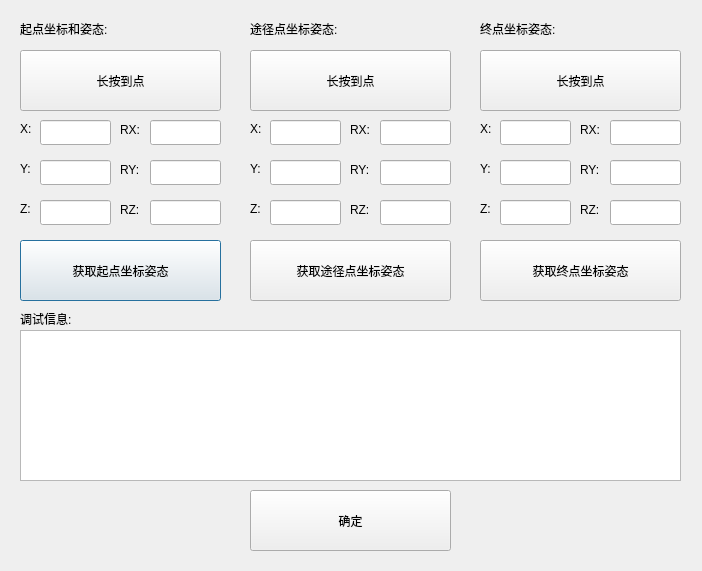
The window that setmovecdlg.ui (qubo188612/qtwelding) describes before a commit, drawn with Qt 5.
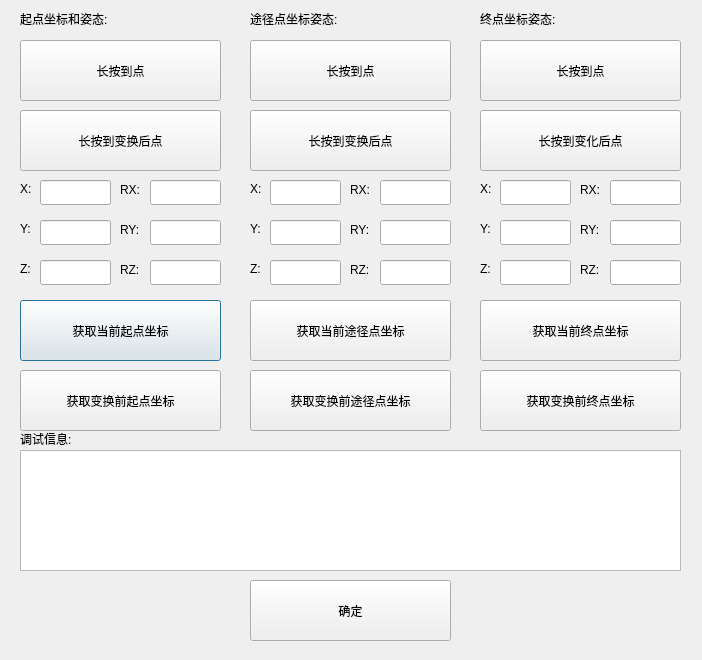
The same window after the commit.

Diff of the .ui file:
```diff
--- a/setmovecdlg.ui
+++ b/setmovecdlg.ui
@@ -7,7 +7,7 @@
     <x>0</x>
     <y>0</y>
     <width>702</width>
-    <height>571</height>
+    <height>660</height>
    </rect>
   </property>
   <property name="windowTitle">
@@ -17,7 +17,7 @@
    <property name="geometry">
     <rect>
      <x>480</x>
-     <y>20</y>
+     <y>10</y>
      <width>111</width>
      <height>17</height>
     </rect>
@@ -30,7 +30,7 @@
    <property name="geometry">
     <rect>
      <x>500</x>
-     <y>160</y>
+     <y>220</y>
      <width>71</width>
      <height>25</height>
     </rect>
@@ -40,7 +40,7 @@
    <property name="geometry">
     <rect>
      <x>480</x>
-     <y>160</y>
+     <y>220</y>
      <width>16</width>
      <height>17</height>
     </rect>
@@ -53,7 +53,7 @@
    <property name="geometry">
     <rect>
      <x>610</x>
-     <y>160</y>
+     <y>220</y>
      <width>71</width>
      <height>25</height>
     </rect>
@@ -63,7 +63,7 @@
    <property name="geometry">
     <rect>
      <x>350</x>
-     <y>200</y>
+     <y>260</y>
      <width>31</width>
      <height>20</height>
     </rect>
@@ -76,7 +76,7 @@
    <property name="geometry">
     <rect>
      <x>250</x>
-     <y>200</y>
+     <y>260</y>
      <width>16</width>
      <height>17</height>
     </rect>
@@ -89,7 +89,7 @@
    <property name="geometry">
     <rect>
      <x>500</x>
-     <y>200</y>
+     <y>260</y>
      <width>71</width>
      <height>25</height>
     </rect>
@@ -99,7 +99,7 @@
    <property name="geometry">
     <rect>
      <x>150</x>
-     <y>200</y>
+     <y>260</y>
      <width>71</width>
      <height>25</height>
     </rect>
@@ -109,7 +109,7 @@
    <property name="geometry">
     <rect>
      <x>250</x>
-     <y>160</y>
+     <y>220</y>
      <width>16</width>
      <height>17</height>
     </rect>
@@ -122,7 +122,7 @@
    <property name="geometry">
     <rect>
      <x>350</x>
-     <y>160</y>
+     <y>220</y>
      <width>31</width>
      <height>20</height>
     </rect>
@@ -135,7 +135,7 @@
    <property name="geometry">
     <rect>
      <x>380</x>
-     <y>160</y>
+     <y>220</y>
      <width>71</width>
      <height>25</height>
     </rect>
@@ -145,7 +145,7 @@
    <property name="geometry">
     <rect>
      <x>20</x>
-     <y>120</y>
+     <y>180</y>
      <width>16</width>
      <height>17</height>
     </rect>
@@ -158,7 +158,7 @@
    <property name="geometry">
     <rect>
      <x>20</x>
-     <y>200</y>
+     <y>260</y>
      <width>16</width>
      <height>17</height>
     </rect>
@@ -171,7 +171,7 @@
    <property name="geometry">
     <rect>
      <x>40</x>
-     <y>200</y>
+     <y>260</y>
      <width>71</width>
      <height>25</height>
     </rect>
@@ -181,7 +181,7 @@
    <property name="geometry">
     <rect>
      <x>120</x>
-     <y>160</y>
+     <y>220</y>
      <width>31</width>
      <height>20</height>
     </rect>
@@ -194,7 +194,7 @@
    <property name="geometry">
     <rect>
      <x>120</x>
-     <y>200</y>
+     <y>260</y>
      <width>31</width>
      <height>20</height>
     </rect>
@@ -207,7 +207,7 @@
    <property name="geometry">
     <rect>
      <x>480</x>
-     <y>120</y>
+     <y>180</y>
      <width>16</width>
      <height>17</height>
     </rect>
@@ -220,7 +220,7 @@
    <property name="geometry">
     <rect>
      <x>40</x>
-     <y>120</y>
+     <y>180</y>
      <width>71</width>
      <height>25</height>
     </rect>
@@ -233,7 +233,7 @@
    <property name="geometry">
     <rect>
      <x>380</x>
-     <y>200</y>
+     <y>260</y>
      <width>71</width>
      <height>25</height>
     </rect>
@@ -243,7 +243,7 @@
    <property name="geometry">
     <rect>
      <x>120</x>
-     <y>120</y>
+     <y>180</y>
      <width>31</width>
      <height>20</height>
     </rect>
@@ -256,7 +256,7 @@
    <property name="geometry">
     <rect>
      <x>610</x>
-     <y>120</y>
+     <y>180</y>
      <width>71</width>
      <height>25</height>
     </rect>
@@ -266,7 +266,7 @@
    <property name="geometry">
     <rect>
      <x>270</x>
-     <y>120</y>
+     <y>180</y>
      <width>71</width>
      <height>25</height>
     </rect>
@@ -276,7 +276,7 @@
    <property name="geometry">
     <rect>
      <x>270</x>
-     <y>200</y>
+     <y>260</y>
      <width>71</width>
      <height>25</height>
     </rect>
@@ -286,7 +286,7 @@
    <property name="geometry">
     <rect>
      <x>150</x>
-     <y>120</y>
+     <y>180</y>
      <width>71</width>
      <height>25</height>
     </rect>
@@ -296,7 +296,7 @@
    <property name="geometry">
     <rect>
      <x>500</x>
-     <y>120</y>
+     <y>180</y>
      <width>71</width>
      <height>25</height>
     </rect>
@@ -306,20 +306,20 @@
    <property name="geometry">
     <rect>
      <x>20</x>
-     <y>240</y>
+     <y>300</y>
      <width>201</width>
      <height>61</height>
     </rect>
    </property>
    <property name="text">
-    <string>获取起点坐标姿态</string>
+    <string>获取当前起点坐标</string>
    </property>
   </widget>
   <widget class="QLineEdit" name="lineEdit_stY">
    <property name="geometry">
     <rect>
      <x>40</x>
-     <y>160</y>
+     <y>220</y>
      <width>71</width>
      <height>25</height>
     </rect>
@@ -329,7 +329,7 @@
    <property name="geometry">
     <rect>
      <x>20</x>
-     <y>20</y>
+     <y>10</y>
      <width>111</width>
      <height>17</height>
     </rect>
@@ -342,7 +342,7 @@
    <property name="geometry">
     <rect>
      <x>480</x>
-     <y>200</y>
+     <y>260</y>
      <width>16</width>
      <height>17</height>
     </rect>
@@ -355,7 +355,7 @@
    <property name="geometry">
     <rect>
      <x>580</x>
-     <y>120</y>
+     <y>180</y>
      <width>31</width>
      <height>20</height>
     </rect>
@@ -368,7 +368,7 @@
    <property name="geometry">
     <rect>
      <x>350</x>
-     <y>120</y>
+     <y>180</y>
      <width>31</width>
      <height>20</height>
     </rect>
@@ -381,7 +381,7 @@
    <property name="geometry">
     <rect>
      <x>580</x>
-     <y>160</y>
+     <y>220</y>
      <width>31</width>
      <height>20</height>
     </rect>
@@ -394,7 +394,7 @@
    <property name="geometry">
     <rect>
      <x>250</x>
-     <y>20</y>
+     <y>10</y>
      <width>121</width>
      <height>17</height>
     </rect>
@@ -407,7 +407,7 @@
    <property name="geometry">
     <rect>
      <x>250</x>
-     <y>120</y>
+     <y>180</y>
      <width>16</width>
      <height>17</height>
     </rect>
@@ -420,7 +420,7 @@
    <property name="geometry">
     <rect>
      <x>20</x>
-     <y>160</y>
+     <y>220</y>
      <width>16</width>
      <height>17</height>
     </rect>
@@ -433,7 +433,7 @@
    <property name="geometry">
     <rect>
      <x>580</x>
-     <y>200</y>
+     <y>260</y>
      <width>31</width>
      <height>20</height>
     </rect>
@@ -446,7 +446,7 @@
    <property name="geometry">
     <rect>
      <x>610</x>
-     <y>200</y>
+     <y>260</y>
      <width>71</width>
      <height>25</height>
     </rect>
@@ -456,7 +456,7 @@
    <property name="geometry">
     <rect>
      <x>270</x>
-     <y>160</y>
+     <y>220</y>
      <width>71</width>
      <height>25</height>
     </rect>
@@ -466,33 +466,33 @@
    <property name="geometry">
     <rect>
      <x>250</x>
-     <y>240</y>
+     <y>300</y>
      <width>201</width>
      <height>61</height>
     </rect>
    </property>
    <property name="text">
-    <string>获取途径点坐标姿态</string>
+    <string>获取当前途径点坐标</string>
    </property>
   </widget>
   <widget class="QPushButton" name="pushButton_get_edpos">
    <property name="geometry">
     <rect>
      <x>480</x>
-     <y>240</y>
+     <y>300</y>
      <width>201</width>
      <height>61</height>
     </rect>
    </property>
    <property name="text">
-    <string>获取终点坐标姿态</string>
+    <string>获取当前终点坐标</string>
    </property>
   </widget>
   <widget class="QLineEdit" name="lineEdit_centerRX">
    <property name="geometry">
     <rect>
      <x>380</x>
-     <y>120</y>
+     <y>180</y>
      <width>71</width>
      <height>25</height>
     </rect>
@@ -502,7 +502,7 @@
    <property name="geometry">
     <rect>
      <x>150</x>
-     <y>160</y>
+     <y>220</y>
      <width>71</width>
      <height>25</height>
     </rect>
@@ -512,9 +512,9 @@
    <property name="geometry">
     <rect>
      <x>20</x>
-     <y>330</y>
+     <y>450</y>
      <width>661</width>
-     <height>151</height>
+     <height>121</height>
     </rect>
    </property>
   </widget>
@@ -522,7 +522,7 @@
    <property name="geometry">
     <rect>
      <x>20</x>
-     <y>310</y>
+     <y>430</y>
      <width>91</width>
      <height>17</height>
     </rect>
@@ -535,7 +535,7 @@
    <property name="geometry">
     <rect>
      <x>250</x>
-     <y>490</y>
+     <y>580</y>
      <width>201</width>
      <height>61</height>
     </rect>
@@ -548,7 +548,7 @@
    <property name="geometry">
     <rect>
      <x>20</x>
-     <y>50</y>
+     <y>40</y>
      <width>201</width>
      <height>61</height>
     </rect>
@@ -561,7 +561,7 @@
    <property name="geometry">
     <rect>
      <x>250</x>
-     <y>50</y>
+     <y>40</y>
      <width>201</width>
      <height>61</height>
     </rect>
@@ -574,7 +574,7 @@
    <property name="geometry">
     <rect>
      <x>480</x>
-     <y>50</y>
+     <y>40</y>
      <width>201</width>
      <height>61</height>
     </rect>
@@ -583,6 +583,84 @@
     <string>长按到点</string>
    </property>
   </widget>
+  <widget class="QPushButton" name="arriveBtn_st_2">
+   <property name="geometry">
+    <rect>
+     <x>20</x>
+     <y>110</y>
+     <width>201</width>
+     <height>61</height>
+    </rect>
+   </property>
+   <property name="text">
+    <string>长按到变换后点</string>
+   </property>
+  </widget>
+  <widget class="QPushButton" name="arriveBtn_center_2">
+   <property name="geometry">
+    <rect>
+     <x>250</x>
+     <y>110</y>
+     <width>201</width>
+     <height>61</height>
+    </rect>
+   </property>
+   <property name="text">
+    <string>长按到变换后点</string>
+   </property>
+  </widget>
+  <widget class="QPushButton" name="arriveBtn_ed_2">
+   <property name="geometry">
+    <rect>
+     <x>480</x>
+     <y>110</y>
+     <width>201</width>
+     <height>61</height>
+    </rect>
+   </property>
+   <property name="text">
+    <string>长按到变化后点</string>
+   </property>
+  </widget>
+  <widget class="QPushButton" name="pushButton_get_stpos_2">
+   <property name="geometry">
+    <rect>
+     <x>20</x>
+     <y>370</y>
+     <width>201</width>
+     <height>61</height>
+    </rect>
+   </property>
+   <property name="text">
+    <string>获取变换前起点坐标</string>
+   </property>
+  </widget>
+  <widget class="QPushButton" name="pushButton_get_centerpos_2">
+   <property name="geometry">
+    <rect>
+     <x>250</x>
+     <y>370</y>
+     <width>201</width>
+     <height>61</height>
+    </rect>
+   </property>
+   <property name="text">
+    <string>获取变换前途径点坐标</string>
+   </property>
+  </widget>
+  <widget class="QPushButton" name="pushButton_get_edpos_2">
+   <property name="geometry">
+    <rect>
+     <x>480</x>
+     <y>370</y>
+     <width>201</width>
+     <height>61</height>
+    </rect>
+   </property>
+   <property name="text">
+    <string>获取变换前终点坐标</string>
+   </property>
+  </widget>
  </widget>
  <resources/>
  <connections/>
```
